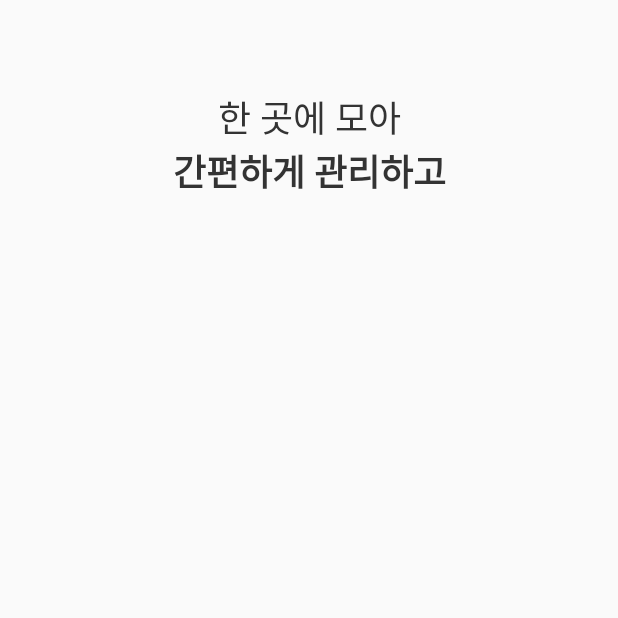
After one commit to mash-up-kr/Tich-Android, an Android app: the fragment WalkSecondFragment shown on its own in the app's theme, on a phone screen of 412 x 824 dp, the top half of it. The commit adds this screen. Run offline under Robolectric (Android 15) with nearby library versions, the phone set to English and light mode, and no system bars.

Commit message:
modify Walkthrough page to fragment

```diff
--- /dev/null
+++ b/app/src/main/java/com/example/tichandroid/view/ui/WalkSecondFragment.kt
@@ -0,0 +1,23 @@
+package com.example.tichandroid.view.ui
+
+import android.os.Bundle
+import android.view.LayoutInflater
+import android.view.View
+import android.view.ViewGroup
+import androidx.fragment.app.Fragment
+import com.example.tichandroid.R
+
+class WalkSecondFragment : Fragment() {
+
+    override fun onCreate(savedInstanceState: Bundle?) {
+        super.onCreate(savedInstanceState)
+    }
+
+    override fun onCreateView(
+        inflater: LayoutInflater,
+        container: ViewGroup?,
+        savedInstanceState: Bundle?
+    ): View? {
+        return inflater.inflate(R.layout.fragment_walk_second, container, false)
+    }
+}
--- /dev/null
+++ b/app/src/main/res/layout/fragment_walk_second.xml
@@ -0,0 +1,35 @@
+<?xml version="1.0" encoding="utf-8"?>
+<androidx.constraintlayout.widget.ConstraintLayout xmlns:android="http://schemas.android.com/apk/res/android"
+    xmlns:app="http://schemas.android.com/apk/res-auto"
+    xmlns:tools="http://schemas.android.com/tools"
+    android:layout_width="match_parent"
+    android:layout_height="match_parent">
+
+    <TextView
+        android:id="@+id/txt_walk_main"
+        android:layout_width="wrap_content"
+        android:layout_height="wrap_content"
+        android:layout_marginStart="104dp"
+        android:layout_marginTop="60dp"
+        android:layout_marginEnd="104dp"
+        android:textColor="@color/colorBlack"
+        android:textSize="24sp"
+        app:layout_constraintEnd_toEndOf="parent"
+        app:layout_constraintStart_toStartOf="parent"
+        app:layout_constraintTop_toTopOf="parent"
+        android:text="@string/walk_02_m" />
+
+    <TextView
+        android:id="@+id/txt_walk_sub"
+        android:layout_width="wrap_content"
+        android:layout_height="wrap_content"
+        android:textColor="@color/colorBlack"
+        android:textSize="24sp"
+        android:textStyle="bold"
+        app:layout_constraintEnd_toEndOf="parent"
+        app:layout_constraintStart_toStartOf="parent"
+        app:layout_constraintTop_toBottomOf="@id/txt_walk_main"
+        android:text="@string/walk_02_s" />
+
+
+</androidx.constraintlayout.widget.ConstraintLayout>
```
Also changed, not shown: app/src/main/java/com/example/tichandroid/view/adapter/ViewPagerAdapter.kt (+18 -28 lines), app/src/main/java/com/example/tichandroid/view/ui/WalkActivity.kt (+58 -2 lines), app/src/main/java/com/example/tichandroid/view/ui/WalkFirstFragment.kt (added, +23 -0 lines), app/src/main/java/com/example/tichandroid/view/ui/WalkLastFragment.kt (added, +25 -0 lines), app/src/main/java/com/example/tichandroid/view/ui/WalkThirdFragment.kt (added, +23 -0 lines), app/src/main/res/layout/fragment_walk_first.xml (added, +34 -0 lines), app/src/main/res/layout/fragment_walk_last.xml (added, +60 -0 lines), app/src/main/res/layout/fragment_walk_third.xml (renamed from app/src/main/res/layout/item_walk.xml, +4 -21 lines).
